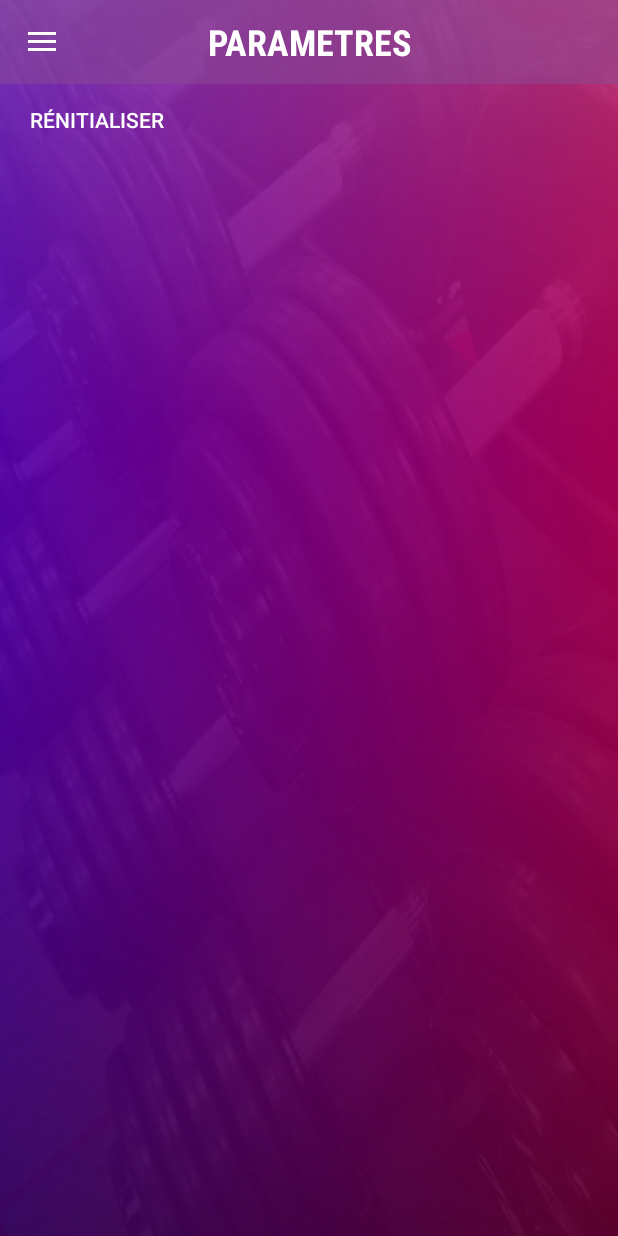
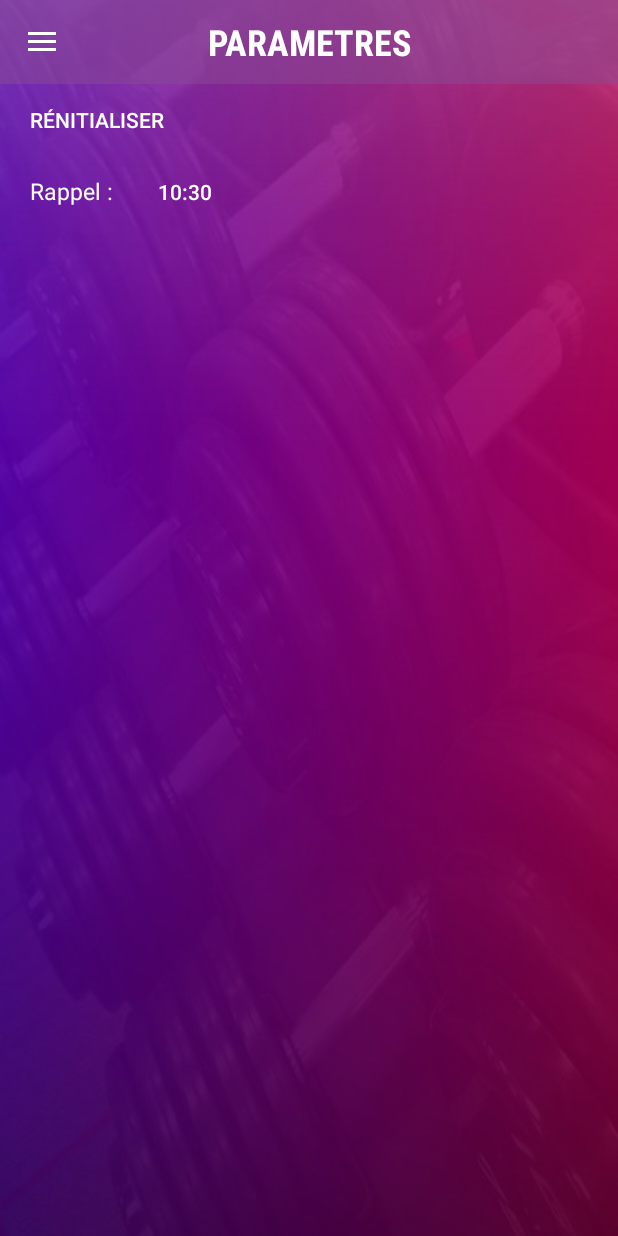
Before and after one commit to Kyxiara/Coach-Training, an Android app: the SettingActivity screen opened directly, with no data from a screen before it, on a phone screen of 412 x 824 dp. Run offline under Robolectric (Android 15) with nearby library versions, the phone set to English and light mode, and no system bars; our stand-ins replace Room's generated code; Roboto replaces fonts that are not available here.

Commit message:
Add parameter notification

```diff
--- a/app/src/main/AndroidManifest.xml
+++ b/app/src/main/AndroidManifest.xml
@@ -9,6 +9,7 @@
     <uses-permission android:name="android.permission.READ_CONTACTS" />
     <uses-permission android:name="android.permission.RECORD_AUDIO" />
     <uses-permission android:name="android.permission.MODIFY_AUDIO_SETTINGS" />
+    <uses-permission android:name="android.permission.WAKE_LOCK"/>
 
     <!-- camera for opencv -->
     <uses-permission android:name="android.permission.CAMERA" />
--- a/app/src/main/java/com/example/kellynarboux/coach_training/activities/SettingActivity.java
+++ b/app/src/main/java/com/example/kellynarboux/coach_training/activities/SettingActivity.java
@@ -1,13 +1,19 @@
 package com.example.kellynarboux.coach_training.activities;
 
+import android.annotation.SuppressLint;
 import android.app.AlarmManager;
+import android.app.DialogFragment;
+import android.app.FragmentManager;
 import android.app.PendingIntent;
+import android.app.TimePickerDialog;
 import android.arch.lifecycle.ViewModelProviders;
 import android.content.Context;
 import android.content.Intent;
 import android.os.AsyncTask;
+import android.os.Build;
 import android.os.Bundle;
 import android.support.annotation.NonNull;
+import android.support.annotation.RequiresApi;
 import android.support.design.widget.NavigationView;
 import android.support.v4.view.GravityCompat;
 import android.support.v4.widget.DrawerLayout;
@@ -15,25 +21,39 @@ import android.support.v7.app.ActionBar;
 import android.support.v7.app.ActionBarDrawerToggle;
 import android.support.v7.app.AppCompatActivity;
 import android.support.v7.widget.Toolbar;
+import android.util.Log;
 import android.view.MenuItem;
+import android.view.View;
 import android.widget.Button;
+import android.widget.TextView;
+import android.widget.TimePicker;
 import android.widget.Toast;
 
 import com.example.kellynarboux.coach_training.R;
 import com.example.kellynarboux.coach_training.db.AppDatabase;
 import com.example.kellynarboux.coach_training.db.UserViewModel;
+import com.example.kellynarboux.coach_training.model.TimePickerFragment;
 import com.example.kellynarboux.coach_training.notification.TrainingTimeReceiver;
 
 import java.lang.ref.WeakReference;
+import java.text.SimpleDateFormat;
+import java.util.Calendar;
+import java.util.Date;
 
 public class SettingActivity extends AppCompatActivity implements NavigationView.OnNavigationItemSelectedListener{
     Toolbar toolbar;
     DrawerLayout mDrawerLayout;
     ActionBarDrawerToggle mToogle;
     NavigationView navigationView;
-    private Button reset;
+    private Button reset, changeTime;
     UserViewModel userViewModel;
 
+    Calendar calendar;
+    AlarmManager am;
+    PendingIntent pendingIntent;
+    Intent intent;
+
+    @RequiresApi(api = Build.VERSION_CODES.M)
     @Override
     protected void onCreate(Bundle savedInstanceState) {
         super.onCreate(savedInstanceState);
@@ -76,11 +96,35 @@ public class SettingActivity extends AppCompatActivity implements NavigationView
         });
 
         // Notification
-        Intent intent = new Intent(SettingActivity.this, TrainingTimeReceiver.class);
-        PendingIntent pendingIntent = PendingIntent.getBroadcast(SettingActivity.this, 0, intent, 0);
-        AlarmManager am = (AlarmManager)getSystemService(ALARM_SERVICE);
+        calendar = Calendar.getInstance();
+        changeTime = findViewById(R.id.change_time);
+
+        SimpleDateFormat sdfDate = new SimpleDateFormat("HH:mm");
+        String str = sdfDate.format(calendar.getTime());
+        changeTime.setText(str);
+
+        intent = new Intent(SettingActivity.this, TrainingTimeReceiver.class);
+        pendingIntent = PendingIntent.getBroadcast(SettingActivity.this, 0, intent, 0);
+        am = (AlarmManager)getSystemService(ALARM_SERVICE);
         if (am != null)
-            am.setRepeating(AlarmManager.RTC_WAKEUP, System.currentTimeMillis(), AlarmManager.INTERVAL_FIFTEEN_MINUTES, pendingIntent);
+            am.setExact(AlarmManager.RTC_WAKEUP, calendar.getTimeInMillis(), pendingIntent);
+
+    }
+
+    @RequiresApi(api = Build.VERSION_CODES.KITKAT)
+    public void changeTime(int hour, int minute){
+        calendar.set(Calendar.HOUR_OF_DAY, hour);
+        calendar.set(Calendar.MINUTE, minute);
+        if (am != null)
+            am.setExact(AlarmManager.RTC_WAKEUP, calendar.getTimeInMillis(), pendingIntent);
+        SimpleDateFormat sdfDate = new SimpleDateFormat("HH:mm");
+        String str = sdfDate.format(calendar.getTime());
+        changeTime.setText(str);
+    }
+
+    public void showTimePickerDialog(View v) {
+        DialogFragment newFragment = new TimePickerFragment();
+        newFragment.show(getFragmentManager(), "timePicker");
     }
 
     @Override
--- a/app/src/main/res/layout/activity_setting.xml
+++ b/app/src/main/res/layout/activity_setting.xml
@@ -46,6 +46,28 @@
             android:gravity="center_vertical"
             android:paddingLeft="20dp"/>
 
+        <LinearLayout
+            android:layout_width="match_parent"
+            android:layout_height="wrap_content"
+            android:orientation="horizontal">
+            <TextView
+                android:layout_height="wrap_content"
+                android:layout_width="wrap_content"
+                android:text="Rappel : "
+                android:textColor="@android:color/white"
+                android:paddingLeft="20dp"
+                android:textSize="15sp" />
+            <Button
+                android:layout_width="wrap_content"
+                android:layout_height="wrap_content"
+                android:id="@+id/change_time"
+                android:text="time"
+                android:onClick="showTimePickerDialog"
+                android:background="#00000000"
+                android:textColor="@android:color/white"
+                android:gravity="center"/>
+        </LinearLayout>
+
     </LinearLayout>
 
     <android.support.design.widget.NavigationView
--- a/app/src/main/res/values/colors.xml
+++ b/app/src/main/res/values/colors.xml
@@ -1,6 +1,6 @@
 <?xml version="1.0" encoding="utf-8"?>
 <resources>
-    <color name="colorPrimary">#920000</color>
+    <color name="colorPrimary">#98347d</color>
     <color name="colorPrimaryDark">#303F9F</color>
     <color name="colorAccent">#ffffff</color>
 </resources>
--- a/app/src/main/res/values/styles.xml
+++ b/app/src/main/res/values/styles.xml
@@ -21,4 +21,9 @@
         <item name="android:maxHeight">20dip</item>
     </style>
 
+    <style name="MyTimePickerDialogTheme" parent="@style/Theme.AppCompat.Light.Dialog">
+        <item name="android:textColor">@android:color/white</item>
+        <item name="colorAccent">@color/colorPrimary</item>
+    </style>
+
 </resources>
```
Also changed, not shown: app/src/main/java/com/example/kellynarboux/coach_training/model/TimePickerFragment.java (added, +37 -0 lines), 183 other files.
